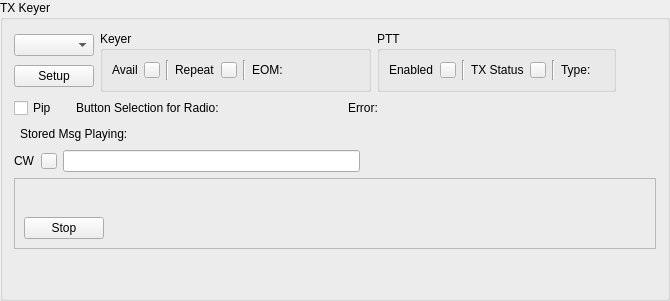
Above: mqt/MqtLogger/txvmbuttonsframe.ui from Rsclub22/Minos2-Mirror before the change. Below: the same form after it.
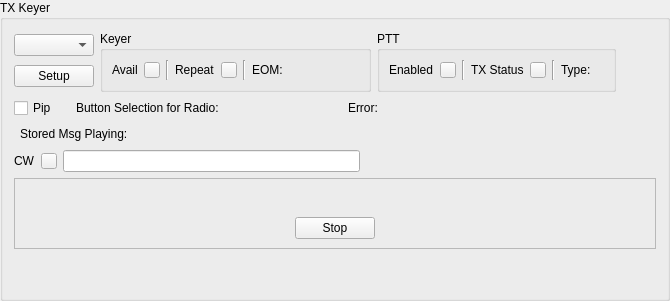
That is the form after the change.

Commit message: allow vmButtons to left justify to allow reduced size. This is enabled by editing txVoiceKeyCommonParams with this entry leftJustifyButtons=true

Diff of the .ui file:
```diff
--- a/mqt/MqtLogger/txvmbuttonsframe.ui
+++ b/mqt/MqtLogger/txvmbuttonsframe.ui
@@ -517,7 +517,20 @@
            </layout>
           </item>
           <item>
-           <layout class="QHBoxLayout" name="horizontalLayout_20">
+           <layout class="QHBoxLayout" name="stopButtonHorizLayout">
+            <item>
+             <spacer name="stopButtonLeftSpacer">
+              <property name="orientation">
+               <enum>Qt::Orientation::Horizontal</enum>
+              </property>
+              <property name="sizeHint" stdset="0">
+               <size>
+                <width>40</width>
+                <height>20</height>
+               </size>
+              </property>
+             </spacer>
+            </item>
             <item>
              <widget class="QPushButton" name="vmStopPb">
               <property name="text">
```
Left out of the diff: 15 changed lines with no effect on the pictures. The commit also changes 4 other files.
